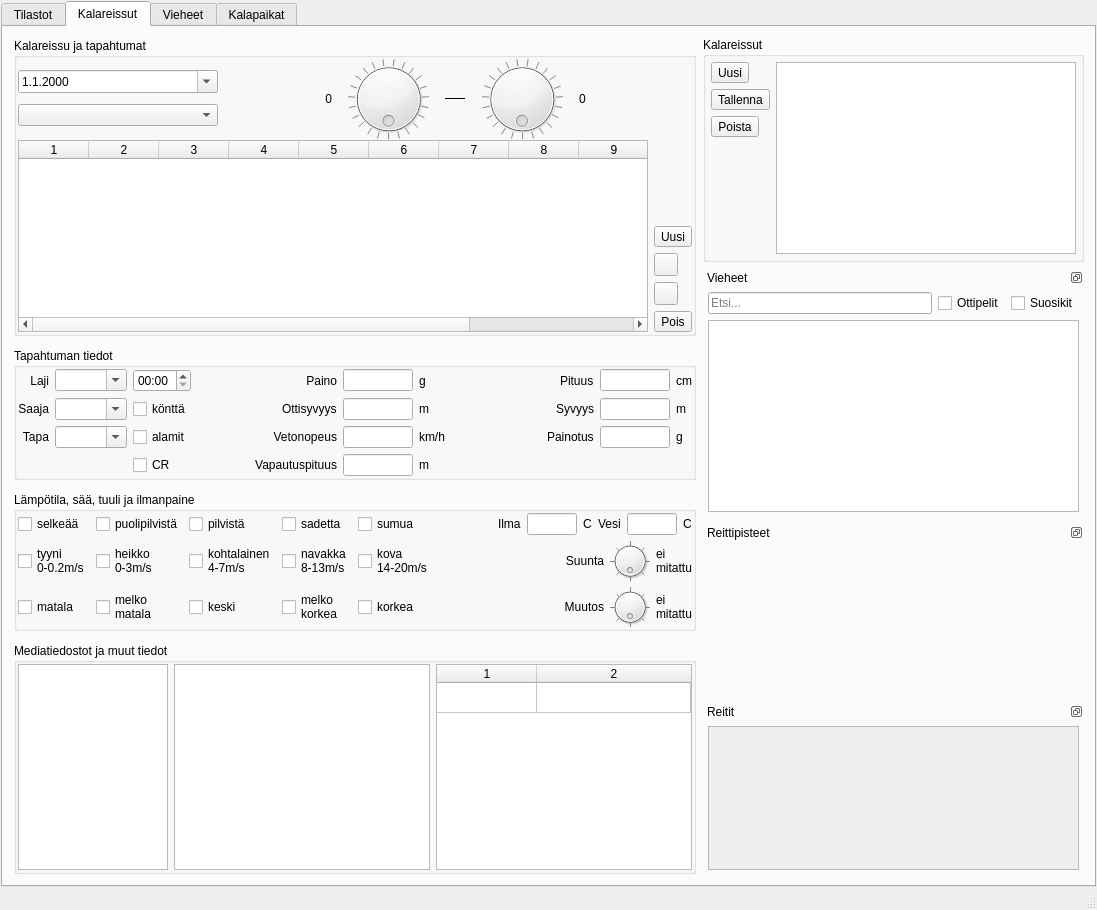
Above: mainwindow.ui from samuliwritescode/uistelupaivakirja-desktop before the change. Below: the same form after it.
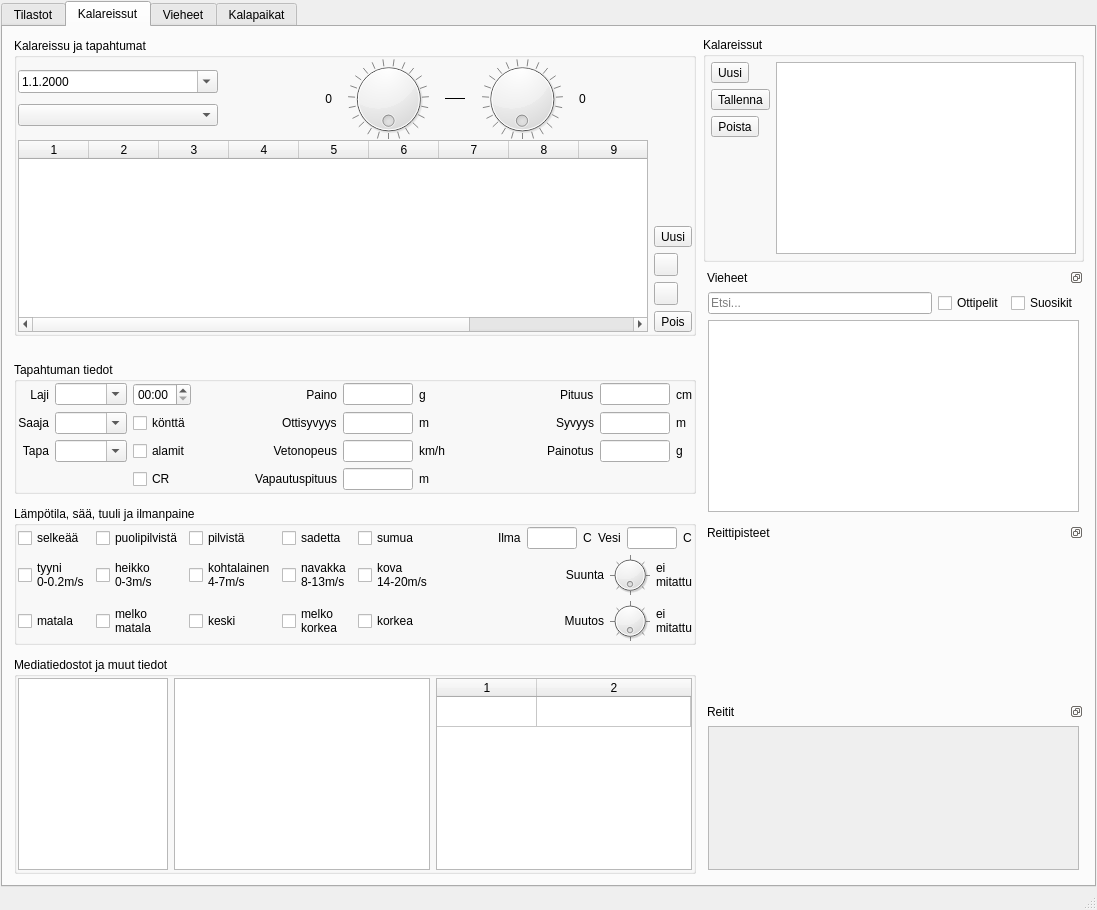
That is the form after the change. Icons and pictures are not drawn.

Patch:
```diff
--- a/mainwindow.ui
+++ b/mainwindow.ui
@@ -490,7 +490,20 @@
            </widget>
           </item>
           <item>
-           <widget class="QGroupBox" name="groupBox_7">
+           <spacer name="verticalSpacer_3">
+            <property name="orientation">
+             <enum>Qt::Vertical</enum>
+            </property>
+            <property name="sizeHint" stdset="0">
+             <size>
+              <width>1</width>
+              <height>1</height>
+             </size>
+            </property>
+           </spacer>
+          </item>
+          <item>
+           <widget class="QGroupBox" name="groupBoxFish">
             <property name="title">
              <string>Tapahtuman tiedot</string>
             </property>
```
Left out of the diff: 12 changed lines with no effect on the pictures.
